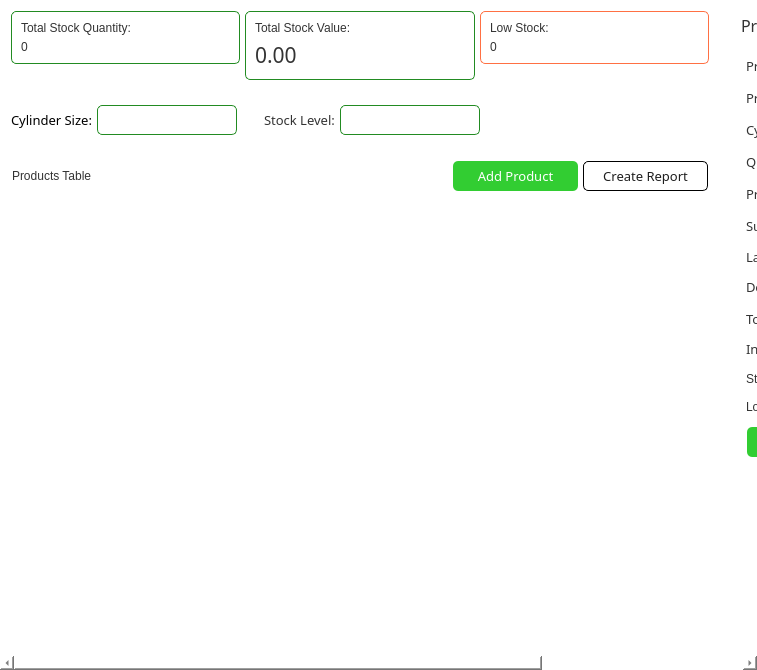
The window that app/src/ui/NEW/inventory_page.ui (Kazu0210/Inventory-System) describes before a commit, drawn with Qt 5.
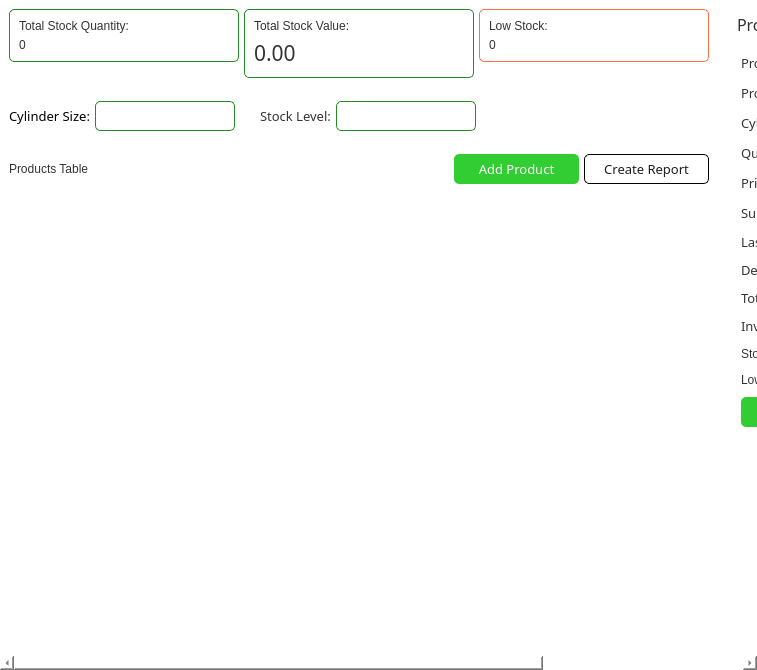
The same window after the commit.

Commit message: removed the borders from the ui

What changed in the file:
```diff
--- a/app/src/ui/NEW/inventory_page.ui
+++ b/app/src/ui/NEW/inventory_page.ui
@@ -17,6 +17,7 @@
    <string notr="true">*{
 color: #333333;
 font: 10pt &quot;Noto Sans&quot;;
+border: none;
 background-color: transparent;
 }</string>
   </property>
@@ -90,8 +91,8 @@
        <rect>
         <x>0</x>
         <y>0</y>
-        <width>1045</width>
-        <height>653</height>
+        <width>1043</width>
+        <height>656</height>
        </rect>
       </property>
       <layout class="QHBoxLayout" name="horizontalLayout_60">
```
The commit also changes 9955 other files.
